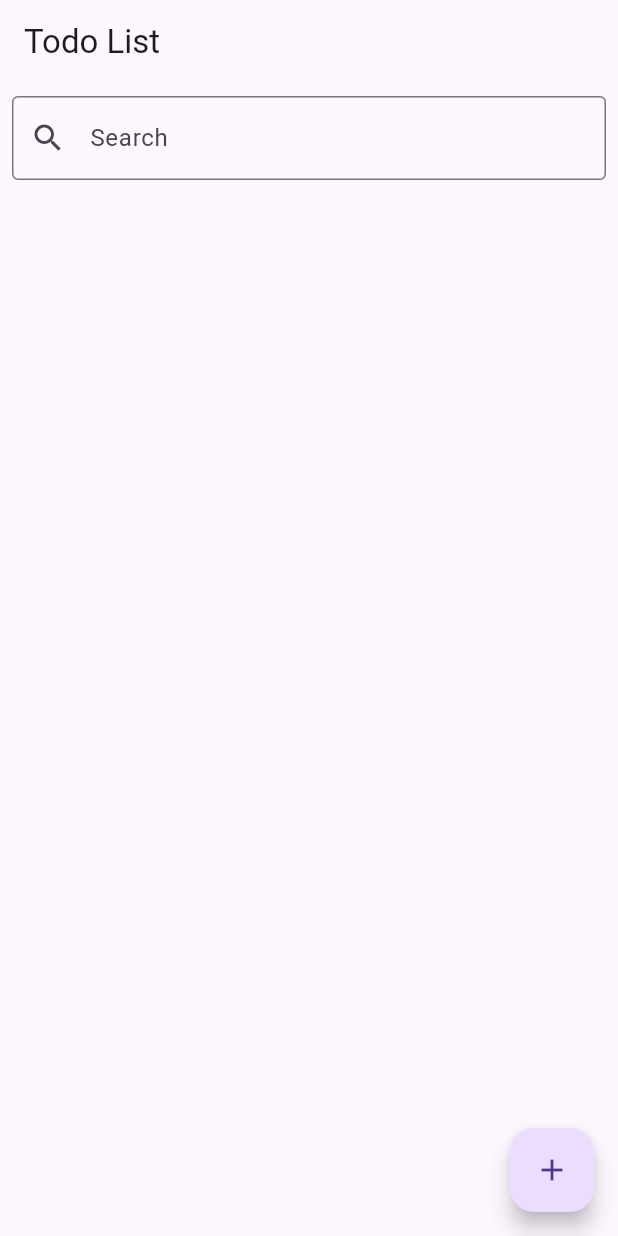
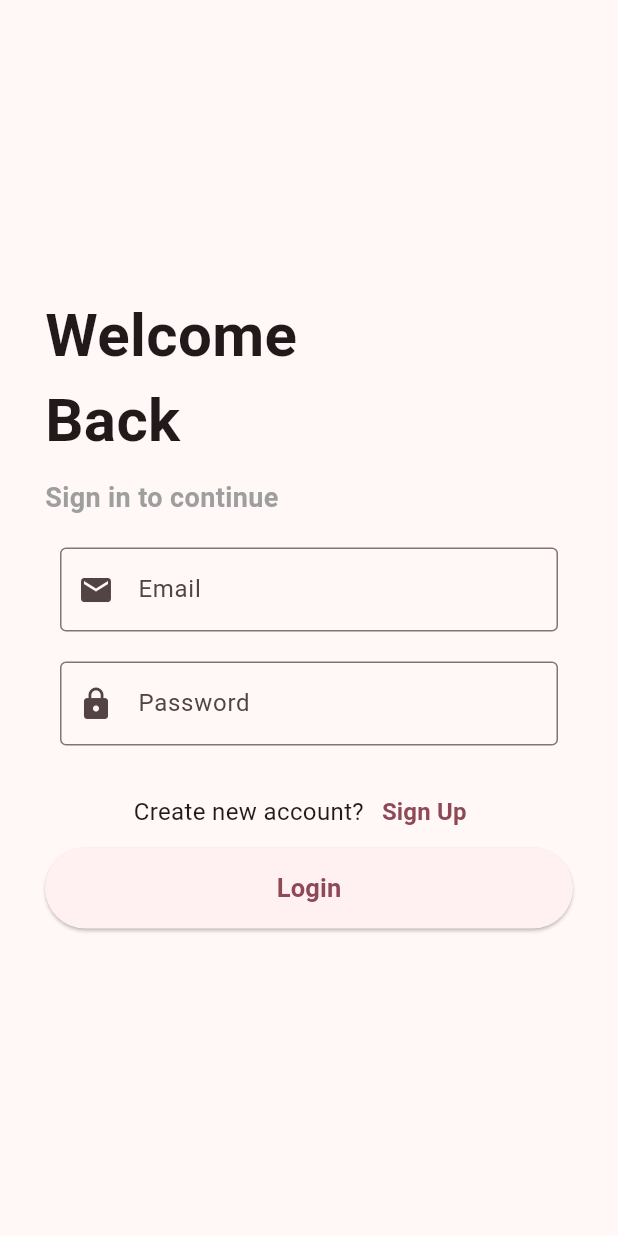
Before and after one commit to rezaaditya16/todolist_firebase, a Flutter app: the screen it shows after launch, on a phone screen of 412 x 824 dp. Run offline on Flutter 3.47's test engine with Material 3 defaults, Android fonts, the phone set to English and light mode, and no system bars; our stand-ins replace cloud_firestore, firebase_auth, firebase_core, sqflite; accounts and stored records are empty.

Commit message:
Add Firestore and Firebase Auth dependencies; implement Toodoo model and item list UI

```diff
--- a/lib/main.dart
+++ b/lib/main.dart
@@ -1,191 +1,30 @@
+import 'package:firebase_core/firebase_core.dart';
+import 'package:todolist/view/login_page.dart';
+import 'service/firebase_options.dart';
 import 'package:flutter/material.dart';
-import 'database_helper.dart';
-import 'todo.dart';
-import 'package:firebase_core/firebase_core.dart';
-import 'firebase_options.dart';
 
-void main() {
+void main() async {
+  await Firebase.initializeApp(
+    options: DefaultFirebaseOptions.currentPlatform,
+  );
+
   runApp(const MyApp());
 }
 
 class MyApp extends StatelessWidget {
   const MyApp({super.key});
 
+  // This widget is the root of your application.
   @override
   Widget build(BuildContext context) {
     return MaterialApp(
+      debugShowCheckedModeBanner: false,
       title: 'Todo-List App',
       theme: ThemeData(
-        primarySwatch: Colors.blue,
+        colorScheme: ColorScheme.fromSeed(seedColor: Colors.pink),
+        useMaterial3: true,
       ),
-      home: const TodoApp(),
+      home: const LoginPage(),
     );
   }
 }
-
-class TodoApp extends StatefulWidget {
-  const TodoApp({Key? key}) : super(key: key);
-
-  @override
-  State<TodoApp> createState() => _TodoAppState();
-}
-
-class _TodoAppState extends State<TodoApp> {
-  final TextEditingController _searchController = TextEditingController();
-  final TextEditingController _titleController = TextEditingController();
-  final TextEditingController _descController = TextEditingController();
-  final dbHelper = DatabaseHelper();
-  List<Todo> _todos = [];
-  int _count = 0;
-
-  void refreshItemList() async {
-    final todos = await dbHelper.getAllTodos();
-    setState(() {
-      _todos = todos;
-    });
-  }
-
-  @override
-  void initState() {
-    refreshItemList();
-    super.initState();
-  }
-
-  void searchItems() async {
-    final keyword = _searchController.text.trim();
-    if (keyword.isNotEmpty) {
-      final todos = await dbHelper.getTodoByTitle(keyword);
-      setState(() {
-        _todos = todos;
-      });
-    } else {
-      refreshItemList();
-    }
-  }
-
-  void addItem(String title, String desc) async {
-    final todo =
-        Todo(id: _count, title: title, description: desc, completed: false);
-    await dbHelper.insertTodo(todo);
-    refreshItemList();
-  }
-
-  void updateItem(Todo todo, bool completed) async {
-    final item = Todo(
-      id: todo.id,
-      title: todo.title,
-      description: todo.description,
-      completed: completed,
-    );
-    await dbHelper.updateTodo(item);
-    refreshItemList();
-  }
-
-  void deleteItem(int id) async {
-    await dbHelper.deleteTodo(id);
-    refreshItemList();
-  }
-
-  @override
-  Widget build(BuildContext context) {
-    return Scaffold(
-      appBar: AppBar(
-        title: const Text('Todo List'),
-      ),
-      body: Column(
-        children: [
-          Padding(
-            padding: const EdgeInsets.all(8.0),
-            child: TextField(
-              controller: _searchController,
-              decoration: const InputDecoration(
-                labelText: 'Search',
-                prefixIcon: Icon(Icons.search),
-                border: OutlineInputBorder(),
-              ),
-              onChanged: (_) {
-                searchItems();
-              },
-            ),
-          ),
-          Expanded(
-            child: ListView.builder(
-              itemCount: _todos.length,
-              itemBuilder: (context, index) {
-                var todo = _todos[index];
-                return ListTile(
-                  leading: todo.completed
-                      ? IconButton(
-                          icon: const Icon(Icons.check_circle),
-                          onPressed: () {
-                            updateItem(todo, !todo.completed);
-                          },
-                        )
-                      : IconButton(
-                          icon: const Icon(Icons.radio_button_unchecked),
-                          onPressed: () {
-                            updateItem(todo, !todo.completed);
-                          },
-                        ),
-                  title: Text(todo.title),
-                  subtitle: Text(todo.description),
-                  trailing: IconButton(
-                    icon: const Icon(Icons.delete),
-                    onPressed: () {
-                      deleteItem(todo.id);
-                    },
-                  ),
-                );
-              },
-            ),
-          ),
-        ],
-      ),
-      floatingActionButton: FloatingActionButton(
-        onPressed: () {
-          showDialog(
-            context: context,
-            builder: (context) => AlertDialog(
-              title: const Text('Tambah Todo'),
-              content: SizedBox(
-                width: 200,
-                height: 200,
-                child: Column(
-                  children: [
-                    TextField(
-                      controller: _titleController,
-                      decoration: const InputDecoration(hintText: 'Judul todo'),
-                    ),
-                    TextField(
-                      controller: _descController,
-                      decoration:
-                          const InputDecoration(hintText: 'Deskripsi todo'),
-                    ),
-                  ],
-                ),
-              ),
-              actions: [
-                TextButton(
-                  child: const Text('Batalkan'),
-                  onPressed: () => Navigator.pop(context),
-                ),
-                TextButton(
-                  child: const Text('Tambah'),
-                  onPressed: () {
-                    addItem(_titleController.text, _descController.text);
-
-                    Navigator.pop(context);
-                    setState(() {
-                      _count = _count + 1;
-                    });
-                  },
-                ),
-              ],
-            ),
-          );
-        },
-        child: const Icon(Icons.add),
-      ),
-    );
-  }
-}
--- /dev/null
+++ b/lib/model/todo.dart
@@ -0,0 +1,13 @@
+class Toodoo {
+  final String uid;
+  final String title;
+  final String description;
+  final bool isComplete;
+
+  Toodoo({
+    required this.uid,
+    required this.title,
+    required this.description,
+    required this.isComplete,
+  });
+}
--- /dev/null
+++ b/lib/view/login_page.dart
@@ -0,0 +1,121 @@
+import 'package:firebase_auth/firebase_auth.dart';
+import 'package:flutter/material.dart';
+import 'package:todolist/view/home_page.dart';
+import 'package:todolist/view/register_page.dart';
+
+class LoginPage extends StatefulWidget {
+  const LoginPage({super.key});
+
+  @override
+  State<LoginPage> createState() => _LoginPageState();
+}
+
+class _LoginPageState extends State<LoginPage> {
+  final FirebaseAuth _auth = FirebaseAuth.instance;
+  bool _isLoading = false;
+
+  final TextEditingController _emailController = TextEditingController();
+  final TextEditingController _passwordController = TextEditingController();
+
+  void toRegister() {
+    Navigator.push(context, MaterialPageRoute(builder: (context) {
+      return const RegisterPage();
+    }));
+  }
+
+  void login() async {
+    setState(() {
+      _isLoading = true;
+    });
+
+    try {
+      final navigator = Navigator.of(context);
+      final email = _emailController.text;
+      final password = _passwordController.text;
+
+      if (email.isEmpty || password.isEmpty) {
+        throw ("Please fill all the fields");
+      } else {
+        await _auth.signInWithEmailAndPassword(
+            email: email, password: password);
+        navigator.pushReplacement(MaterialPageRoute(builder: (context) {
+          return const HomePage();
+        }));
+      }
+    } catch (e) {
+      final snackbar = SnackBar(content: Text(e.toString()));
+      ScaffoldMessenger.of(context).showSnackBar(snackbar);
+    } finally {
+      setState(() {
+        _isLoading = false;
+      });
+    }
+  }
+
+  @override
+  Widget build(BuildContext context) {
+    return Scaffold(
+        body: _isLoading
+            ? const Center(child: CircularProgressIndicator())
+            : Padding(
+                padding: const EdgeInsets.symmetric(horizontal: 30),
+                child: Column(
+                    crossAxisAlignment: CrossAxisAlignment.stretch,
+                    mainAxisAlignment: MainAxisAlignment.center,
+                    children: [
+                      const Text('Welcome',
+                          style: TextStyle(
+                              fontSize: 40, fontWeight: FontWeight.bold)),
+                      const Text('Back',
+                          style: TextStyle(
+                              fontSize: 40, fontWeight: FontWeight.bold)),
+                      const SizedBox(height: 10),
+                      const Text('Sign in to continue',
+                          style: TextStyle(
+                              fontSize: 18,
+                              fontWeight: FontWeight.bold,
+                              color: Colors.grey)),
+                      const SizedBox(height: 10),
+                      Padding(
+                          padding: const EdgeInsets.symmetric(
+                              vertical: 10, horizontal: 10),
+                          child: TextField(
+                              controller: _emailController,
+                              decoration: const InputDecoration(
+                                  labelText: 'Email',
+                                  prefixIcon: Icon(Icons.email),
+                                  border: OutlineInputBorder()))),
+                      Padding(
+                          padding: const EdgeInsets.symmetric(
+                              vertical: 10, horizontal: 10),
+                          child: TextField(
+                              controller: _passwordController,
+                              decoration: const InputDecoration(
+                                  labelText: 'Password',
+                                  prefixIcon: Icon(Icons.lock),
+                                  border: OutlineInputBorder()))),
+                      const SizedBox(height: 10),
+                      Row(
+                          mainAxisAlignment: MainAxisAlignment.center,
+                          children: [
+                            const Text('Create new account?',
+                                style: TextStyle(fontSize: 16)),
+                            TextButton(
+                                onPressed: toRegister,
+                                child: const Text('Sign Up',
+                                    style: TextStyle(
+                                        fontSize: 16,
+                                        fontWeight: FontWeight.bold)))
+                          ]),
+                      ElevatedButton(
+                          style: ElevatedButton.styleFrom(
+                              padding:
+                                  const EdgeInsets.symmetric(vertical: 15)),
+                          onPressed: login,
+                          child: const Text('Login',
+                              style: TextStyle(
+                                  fontSize: 17, fontWeight: FontWeight.bold))),
+                      const SizedBox(height: 10)
+                    ])));
+  }
+}
--- a/pubspec.yaml
+++ b/pubspec.yaml
@@ -13,6 +13,8 @@ dependencies:
   path: ^1.8.0
   path_provider: ^2.0.11
   firebase_core: ^2.22.0
+  cloud_firestore: ^4.13.1
+  firebase_auth: ^4.16.0
 
 
 dev_dependencies:
```
Also changed, not shown: lib/model/item_list.dart (added, +62 -0 lines), lib/view/home_page.dart (added, +199 -0 lines), lib/view/register_page.dart (added, +147 -0 lines), lib/service/firebase_options.dart (renamed from lib/firebase_options.dart), pubspec.lock, 4 other files.
